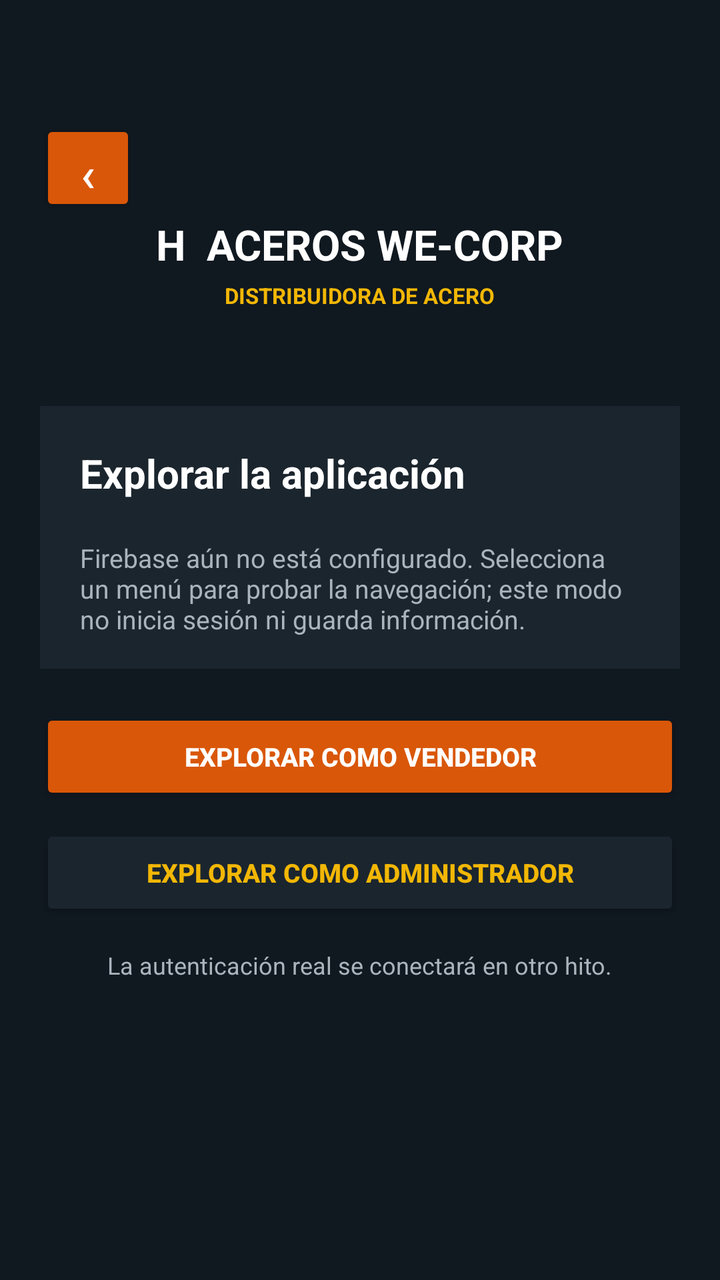
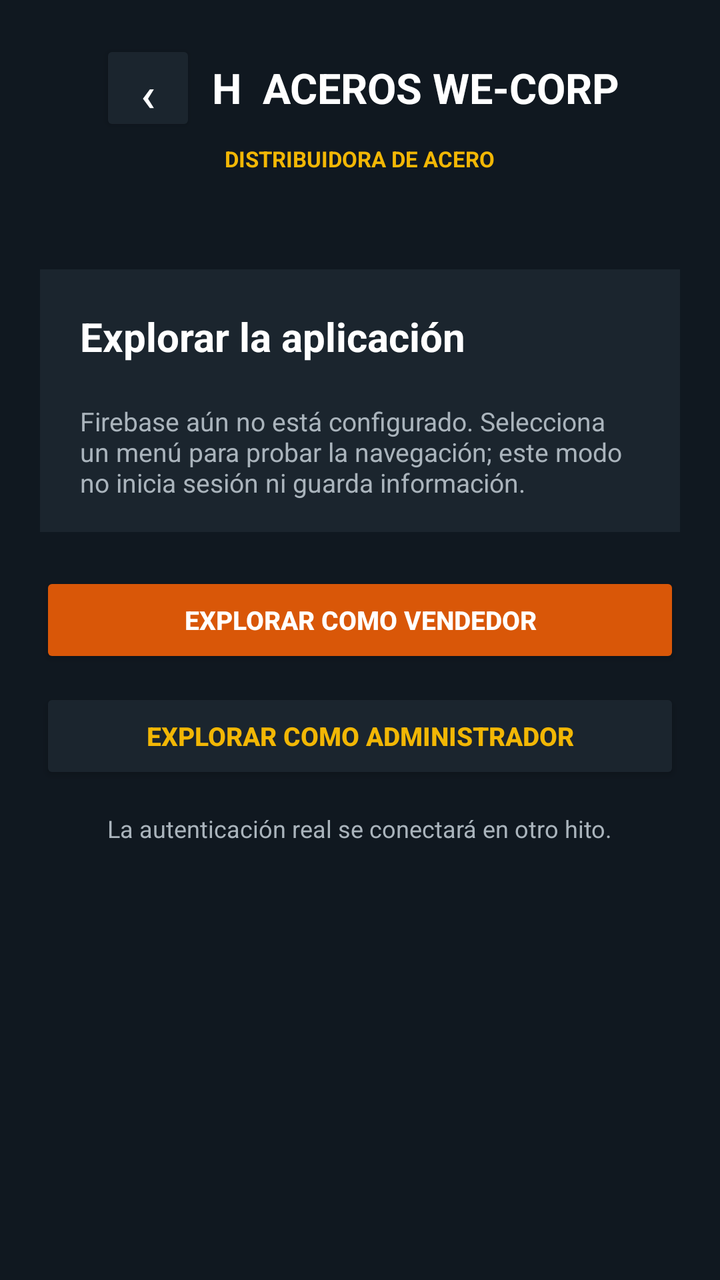

Before-and-after screenshots of an Android layout around one commit, followed by the original layout XML and the change that was made.
<!-- AndroidManifest.xml: application theme Theme.Aceroswecorp -->
<!-- res/layout/activity_control_acceso.xml -->
<?xml version="1.0" encoding="utf-8"?>
<ScrollView xmlns:android="http://schemas.android.com/apk/res/android"
    android:id="@+id/screen_root"
    android:layout_width="match_parent"
    android:layout_height="match_parent"
    android:background="#101820"
    android:fillViewport="true">

    <LinearLayout
        android:layout_width="match_parent"
        android:layout_height="wrap_content"
        android:gravity="center_horizontal"
        android:orientation="vertical"
        android:padding="20dp">

        <Button
            android:id="@+id/screen_back"
            android:layout_width="48dp"
            android:layout_height="48dp"
            android:backgroundTint="#D95708"
            android:contentDescription="@string/back"
            android:layout_marginTop="40dp"
            android:text="@string/back_arrow"
            android:textColor="#FFFFFF"
            android:textSize="24sp"
            android:layout_gravity="start" />

        <TextView
            android:layout_width="wrap_content"
            android:layout_height="wrap_content"
            android:text="H  ACEROS WE-CORP"
            android:textColor="#FFFFFF"
            android:textSize="21sp"
            android:textStyle="bold" />

        <TextView
            android:layout_width="wrap_content"
            android:layout_height="wrap_content"
            android:layout_marginTop="4dp"
            android:text="DISTRIBUIDORA DE ACERO"
            android:textColor="#F2B705"
            android:textSize="11sp"
            android:textStyle="bold" />

        <TextView
            android:layout_width="match_parent"
            android:layout_height="wrap_content"
            android:layout_marginTop="48dp"
            android:background="#1B252E"
            android:padding="20dp"
            android:text="Explorar la aplicación"
            android:textColor="#FFFFFF"
            android:textSize="20sp"
            android:textStyle="bold" />

        <TextView
            android:layout_width="match_parent"
            android:layout_height="wrap_content"
            android:background="#1B252E"
            android:paddingStart="20dp"
            android:paddingEnd="20dp"
            android:paddingBottom="16dp"
            android:text="Firebase aún no está configurado. Selecciona un menú para probar la navegación; este modo no inicia sesión ni guarda información."
            android:textColor="#AAB4BC"
            android:textSize="13sp" />

        <Button
            android:id="@+id/button_enter_sales"
            android:layout_width="match_parent"
            android:layout_height="48dp"
            android:layout_marginTop="20dp"
            android:backgroundTint="#D95708"
            android:text="EXPLORAR COMO VENDEDOR"
            android:textColor="#FFFFFF"
            android:textSize="13sp"
            android:textStyle="bold" />

        <Button
            android:id="@+id/button_enter_admin"
            android:layout_width="match_parent"
            android:layout_height="48dp"
            android:layout_marginTop="10dp"
            android:backgroundTint="#1B252E"
            android:text="EXPLORAR COMO ADMINISTRADOR"
            android:textColor="#F2B705"
            android:textSize="13sp"
            android:textStyle="bold" />

        <TextView
            android:layout_width="wrap_content"
            android:layout_height="wrap_content"
            android:layout_marginTop="14dp"
            android:text="La autenticación real se conectará en otro hito."
            android:textColor="#AAB4BC"
            android:textSize="12sp" />
    </LinearLayout>
</ScrollView>
<!-- resources referenced by this layout -->
<resources>
  <string name="back">Volver</string>
  <string name="back_arrow">‹</string>
  <style name="Theme.Aceroswecorp" parent="Base.Theme.Aceroswecorp" />
  <style name="Base.Theme.Aceroswecorp" parent="Theme.Material3.DayNight.NoActionBar">
          
          
      </style>
</resources>

<!-- the commit's change to res/layout/activity_control_acceso.xml (unified diff, before → after) -->
@@ -13,25 +13,31 @@
         android:orientation="vertical"
         android:padding="20dp">
 
-        <Button
-            android:id="@+id/screen_back"
-            android:layout_width="48dp"
-            android:layout_height="48dp"
-            android:backgroundTint="#D95708"
-            android:contentDescription="@string/back"
-            android:layout_marginTop="40dp"
-            android:text="@string/back_arrow"
-            android:textColor="#FFFFFF"
-            android:textSize="24sp"
-            android:layout_gravity="start" />
+        <LinearLayout
+            android:layout_width="match_parent"
+            android:layout_height="wrap_content"
+            android:gravity="center"
+            android:orientation="horizontal">
 
-        <TextView
-            android:layout_width="wrap_content"
-            android:layout_height="wrap_content"
-            android:text="H  ACEROS WE-CORP"
-            android:textColor="#FFFFFF"
-            android:textSize="21sp"
-            android:textStyle="bold" />
+            <Button
+                android:id="@+id/screen_back"
+                android:layout_width="48dp"
+                android:layout_height="48dp"
+                android:backgroundTint="#1B252E"
+                android:contentDescription="@string/back"
+                android:text="@string/back_arrow"
+                android:textColor="#FFFFFF"
+                android:textSize="24sp" />
+
+            <TextView
+                android:layout_width="wrap_content"
+                android:layout_height="wrap_content"
+                android:layout_marginStart="8dp"
+                android:text="H  ACEROS WE-CORP"
+                android:textColor="#FFFFFF"
+                android:textSize="21sp"
+                android:textStyle="bold" />
+        </LinearLayout>
 
         <TextView
             android:layout_width="wrap_content"
